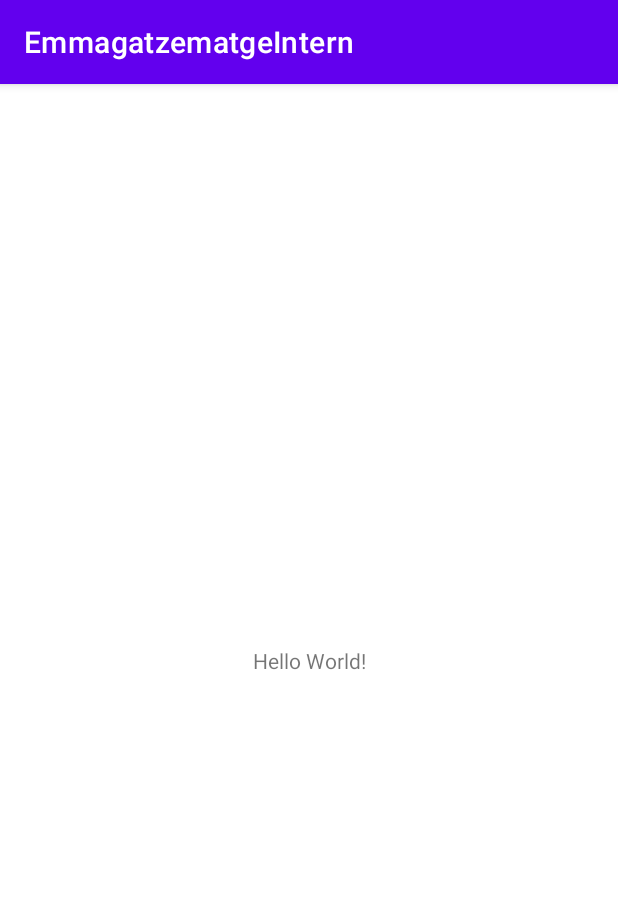
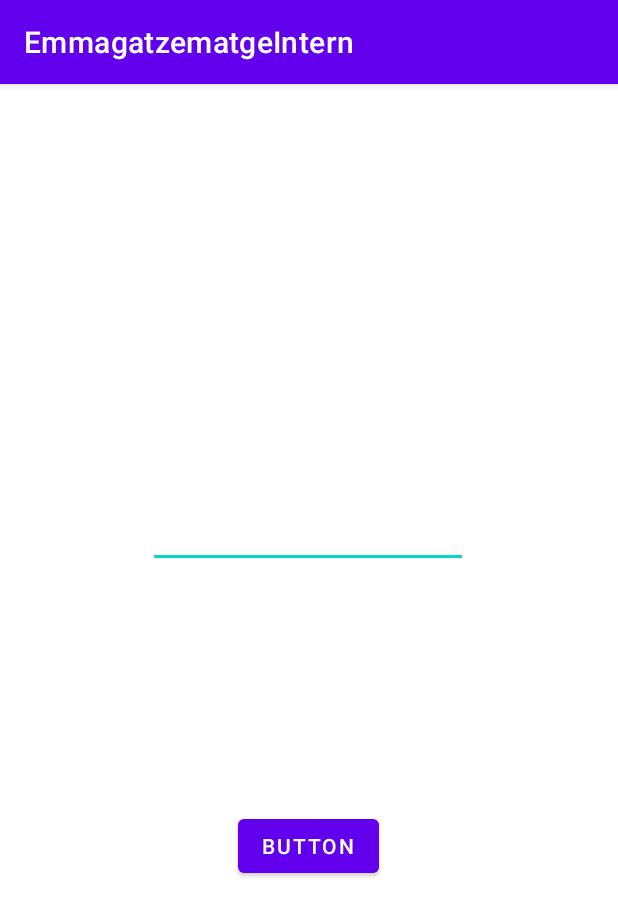
Before and after one commit to EduardMacianHerrera/EmmagatzematgeIntern, an Android app: the screen it shows after launch (MainActivity), on a phone screen of 412 x 824 dp. Shown: the top 916 px of the screen. Run offline under Robolectric (Android 15) with nearby library versions, the phone set to English and light mode, and no system bars.

Commit message:
Escritura y almacenamiento persistente hechos

```diff
--- a/app/src/main/java/com/example/emmagatzematgeintern/MainActivity.java
+++ b/app/src/main/java/com/example/emmagatzematgeintern/MainActivity.java
@@ -3,6 +3,17 @@ package com.example.emmagatzematgeintern;
 import androidx.appcompat.app.AppCompatActivity;
 
 import android.os.Bundle;
+import android.text.Editable;
+import android.view.View;
+import android.widget.Button;
+import android.widget.EditText;
+
+import java.io.File;
+import java.io.FileNotFoundException;
+import java.io.FileWriter;
+import java.io.IOException;
+import java.io.Writer;
+import java.util.Scanner;
 
 public class MainActivity extends AppCompatActivity {
 
@@ -10,5 +21,39 @@ public class MainActivity extends AppCompatActivity {
     protected void onCreate(Bundle savedInstanceState) {
         super.onCreate(savedInstanceState);
         setContentView(R.layout.activity_main);
+
+        EditText campo = findViewById(R.id.editTextTextPersonName);
+        Button boton = findViewById(R.id.button);
+        File ruta = new File(this.getFilesDir(),"dades.txt");
+
+        try {
+            Scanner scanner = new Scanner(ruta);
+            while (scanner.hasNextLine()){
+                campo.setText(scanner.nextLine());
+            }
+        } catch (FileNotFoundException e) {
+            e.printStackTrace();
+        }
+
+
+        boton.setOnClickListener(new View.OnClickListener() {
+            @Override
+            public void onClick(View view) {
+                Editable texto = campo.getText();
+                try {
+                    FileWriter writer = new FileWriter(ruta);
+                    writer.write(String.valueOf(texto));
+                    writer.close();
+                } catch (FileNotFoundException e) {
+                    e.printStackTrace();
+                } catch (IOException e) {
+                    e.printStackTrace();
+                }
+            }
+        });
+
     }
+
+
+
 }
--- a/app/src/main/res/layout/activity_main.xml
+++ b/app/src/main/res/layout/activity_main.xml
@@ -6,13 +6,28 @@
     android:layout_height="match_parent"
     tools:context=".MainActivity">
 
-    <TextView
+    <Button
+        android:id="@+id/button"
         android:layout_width="wrap_content"
         android:layout_height="wrap_content"
-        android:text="Hello World!"
+        android:text="Button"
         app:layout_constraintBottom_toBottomOf="parent"
         app:layout_constraintEnd_toEndOf="parent"
+        app:layout_constraintHorizontal_bias="0.498"
         app:layout_constraintStart_toStartOf="parent"
-        app:layout_constraintTop_toTopOf="parent" />
+        app:layout_constraintTop_toTopOf="parent"
+        app:layout_constraintVertical_bias="0.672" />
 
+    <EditText
+        android:id="@+id/editTextTextPersonName"
+        android:layout_width="wrap_content"
+        android:layout_height="wrap_content"
+        android:ems="10"
+        android:inputType="textPersonName"
+        app:layout_constraintBottom_toTopOf="@+id/button"
+        app:layout_constraintEnd_toEndOf="parent"
+        app:layout_constraintHorizontal_bias="0.497"
+        app:layout_constraintStart_toStartOf="parent"
+        app:layout_constraintTop_toTopOf="parent"
+        app:layout_constraintVertical_bias="0.632" />
 </androidx.constraintlayout.widget.ConstraintLayout>
```
